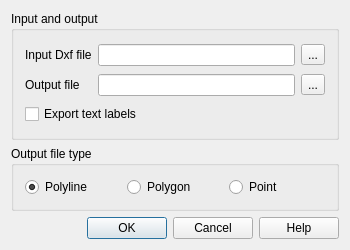
Old version of the form src/plugins/dxf2shp_converter/dxf2shpconvertergui.ui in the repository kadas-albireo/kadas-albireo.
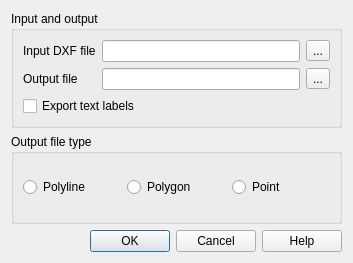
New version of the form. Icons and pictures are not drawn.

Diff of the .ui file:
```diff
--- a/src/plugins/dxf2shp_converter/dxf2shpconvertergui.ui
+++ b/src/plugins/dxf2shp_converter/dxf2shpconvertergui.ui
@@ -6,22 +6,10 @@
    <rect>
     <x>0</x>
     <y>0</y>
-    <width>350</width>
-    <height>250</height>
+    <width>353</width>
+    <height>263</height>
    </rect>
   </property>
-  <property name="minimumSize">
-   <size>
-    <width>350</width>
-    <height>220</height>
-   </size>
-  </property>
-  <property name="maximumSize">
-   <size>
-    <width>500</width>
-    <height>300</height>
-   </size>
-  </property>
   <property name="windowTitle">
    <string>Dxf Importer</string>
   </property>
@@ -30,20 +18,17 @@
     <normaloff/>
    </iconset>
   </property>
-  <layout class="QGridLayout" name="gridLayout">
-   <item row="0" column="0">
+  <layout class="QVBoxLayout" name="verticalLayout">
+   <item>
     <widget class="QGroupBox" name="groupBox_2">
      <property name="title">
       <string>Input and output</string>
      </property>
-     <layout class="QGridLayout" name="gridLayout_3">
+     <layout class="QGridLayout" name="gridLayout">
       <item row="0" column="0">
        <widget class="QLabel" name="label">
         <property name="text">
-         <string>Input Dxf file</string>
-        </property>
-        <property name="buddy">
-         <cstring>name</cstring>
+         <string>Input DXF file</string>
         </property>
        </widget>
       </item>
@@ -77,7 +62,7 @@
         </property>
        </widget>
       </item>
-      <item row="2" column="0" colspan="3">
+      <item row="2" column="0" colspan="2">
        <widget class="QCheckBox" name="convertTextCheck">
         <property name="text">
          <string>Export text labels</string>
@@ -87,42 +72,27 @@
      </layout>
     </widget>
    </item>
-   <item row="1" column="0">
+   <item>
     <widget class="QGroupBox" name="groupBox">
-     <property name="sizePolicy">
-      <sizepolicy hsizetype="Preferred" vsizetype="Maximum">
-       <horstretch>0</horstretch>
-       <verstretch>0</verstretch>
-      </sizepolicy>
-     </property>
-     <property name="minimumSize">
-      <size>
-       <width>0</width>
-       <height>50</height>
-      </size>
-     </property>
      <property name="title">
       <string>Output file type</string>
      </property>
-     <layout class="QGridLayout">
-      <item row="0" column="0">
+     <layout class="QHBoxLayout" name="horizontalLayout">
+      <item>
        <widget class="QRadioButton" name="polyline">
         <property name="text">
          <string>Polyline</string>
         </property>
-        <property name="checked">
-         <bool>true</bool>
-        </property>
        </widget>
       </item>
-      <item row="0" column="1">
+      <item>
        <widget class="QRadioButton" name="polygon">
         <property name="text">
          <string>Polygon</string>
         </property>
        </widget>
       </item>
-      <item row="0" column="2">
+      <item>
        <widget class="QRadioButton" name="point">
         <property name="text">
          <string>Point</string>
@@ -132,8 +102,11 @@
      </layout>
     </widget>
    </item>
-   <item row="2" column="0">
+   <item>
     <widget class="QDialogButtonBox" name="buttonBox">
+     <property name="orientation">
+      <enum>Qt::Horizontal</enum>
+     </property>
      <property name="standardButtons">
       <set>QDialogButtonBox::Cancel|QDialogButtonBox::Help|QDialogButtonBox::Ok</set>
      </property>
@@ -141,19 +114,9 @@
    </item>
   </layout>
  </widget>
- <layoutdefault spacing="6" margin="11"/>
- <tabstops>
-  <tabstop>name</tabstop>
-  <tabstop>btnBrowseForFile</tabstop>
-  <tabstop>dirout</tabstop>
-  <tabstop>btnBrowseOutputDir</tabstop>
-  <tabstop>convertTextCheck</tabstop>
-  <tabstop>polyline</tabstop>
-  <tabstop>polygon</tabstop>
-  <tabstop>point</tabstop>
-  <tabstop>buttonBox</tabstop>
- </tabstops>
- <resources/>
+ <resources>
+  <include location="dxf2shpconverter.qrc"/>
+ </resources>
  <connections>
   <connection>
    <sender>buttonBox</sender>
```
Left out of the diff: 27 changed lines with no effect on the pictures.
